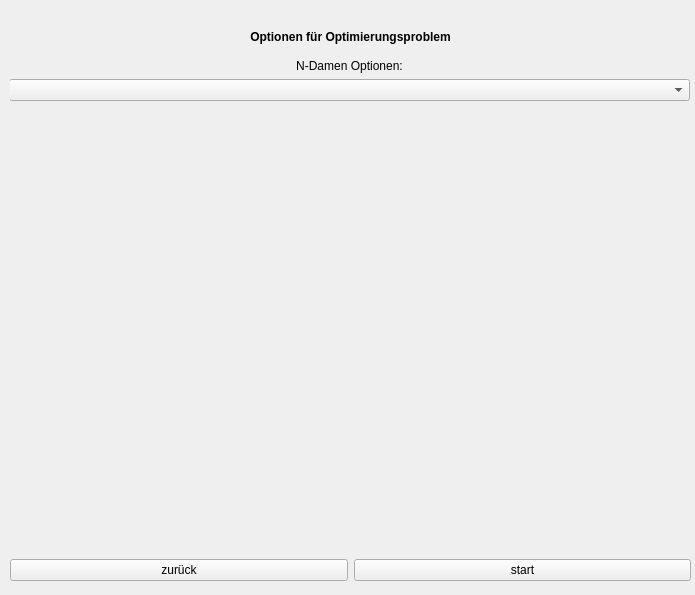
Quantum-Computing-Jufo-2019/JuFo-2019-Quantum-Computing, file GUI/Jufo.ui: the form before one commit.
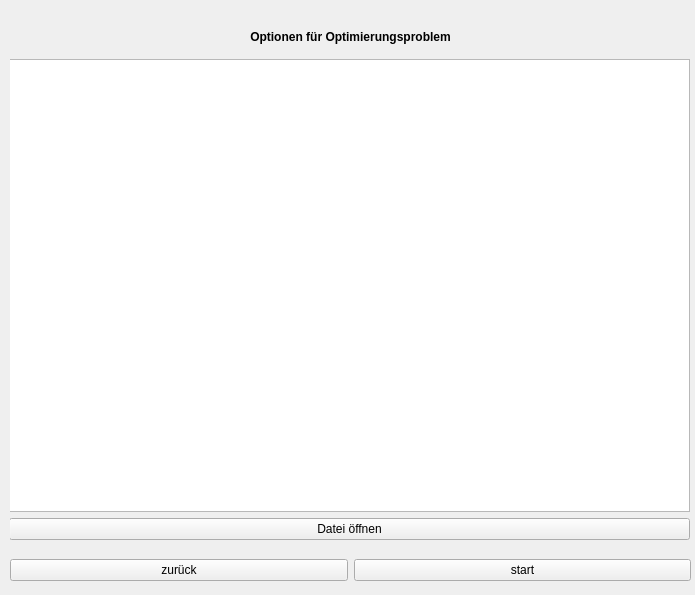
The form after the commit. The open tabs and pages were chosen to show the change.

Commit message: custom Hamiltonian fertig

Patch:
```diff
--- a/GUI/Jufo.ui
+++ b/GUI/Jufo.ui
@@ -593,7 +593,7 @@
           <item>
            <widget class="QStackedWidget" name="stackedWidget_2">
             <property name="currentIndex">
-             <number>0</number>
+             <number>4</number>
             </property>
             <widget class="QWidget" name="n_queens_options_side">
              <widget class="QWidget" name="verticalLayoutWidget_6">
@@ -791,6 +791,30 @@
               </layout>
              </widget>
             </widget>
+            <widget class="QWidget" name="page">
+             <widget class="QWidget" name="verticalLayoutWidget_13">
+              <property name="geometry">
+               <rect>
+                <x>-1</x>
+                <y>9</y>
+                <width>681</width>
+                <height>481</height>
+               </rect>
+              </property>
+              <layout class="QVBoxLayout" name="verticalLayout_2">
+               <item>
+                <widget class="QPlainTextEdit" name="custom_hamiltonian_text_field"/>
+               </item>
+               <item>
+                <widget class="QPushButton" name="custom_hamiltonian_file_picker_button">
+                 <property name="text">
+                  <string>Datei öffnen</string>
+                 </property>
+                </widget>
+               </item>
+              </layout>
+             </widget>
+            </widget>
            </widget>
           </item>
           <item>
```
Left out of the diff: 5 changed lines with no effect on the pictures. The commit also changes 1 other file.
